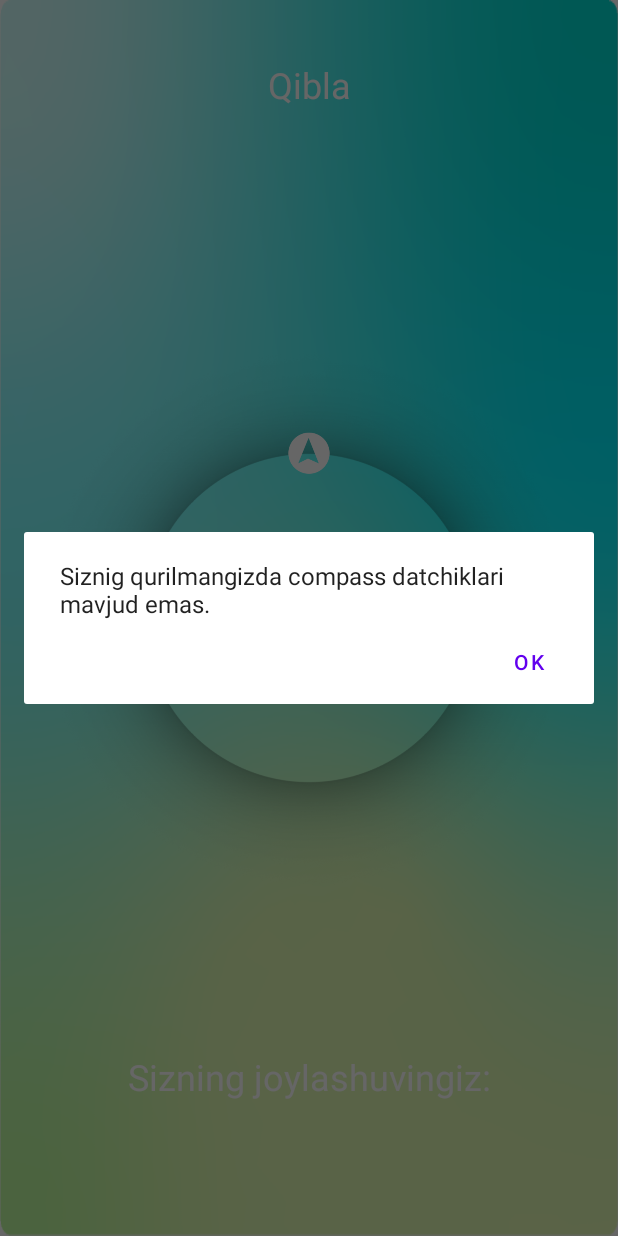
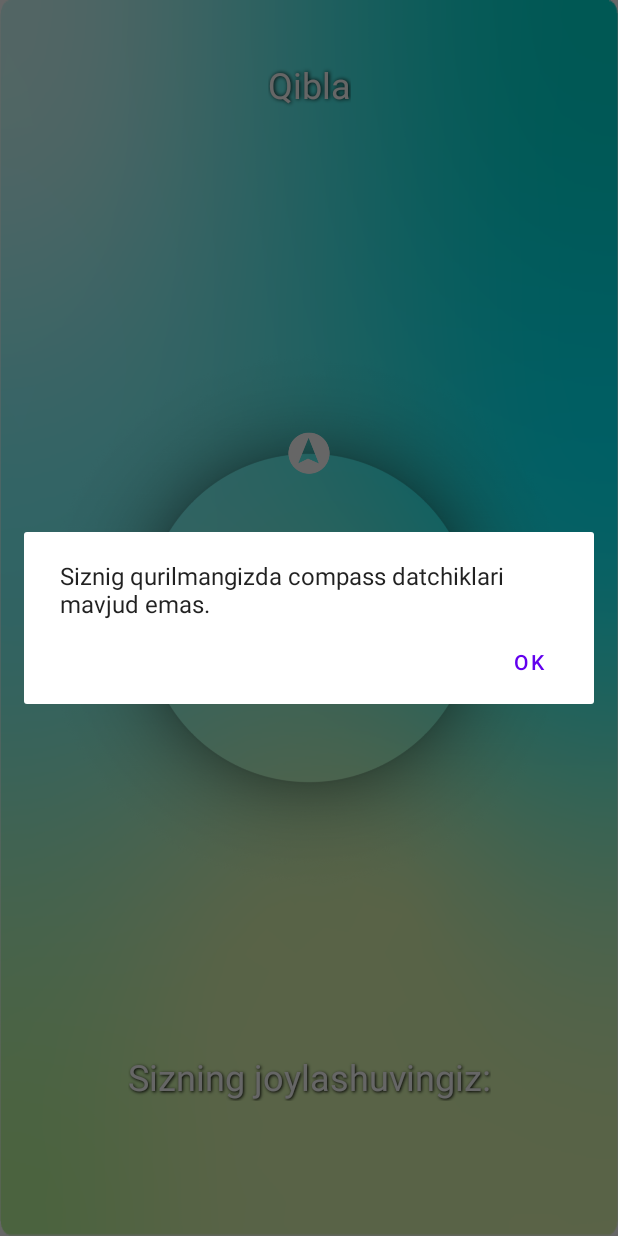
Before and after one commit to KhamdamovaSadoqat/namozvaqtlari, an Android app: the CompassFragment screen opened through its navigation route, on a phone screen of 412 x 824 dp. Run offline under Robolectric (Android 15) with nearby library versions, the phone set to English and light mode, and no system bars; our stand-ins replace data binding; 1 statement that could not run was skipped.

Commit message:
- minor bugs are fixed

```diff
--- a/app/src/main/res/layout/fragment_compass.xml
+++ b/app/src/main/res/layout/fragment_compass.xml
@@ -42,6 +42,9 @@
                android:text="Qibla"
                android:textColor="@color/white"
                android:textSize="24sp"
+               android:shadowColor="@color/black"
+               android:shadowDx="1"
+               android:shadowRadius="3"
                app:layout_constraintEnd_toEndOf="parent"
                app:layout_constraintStart_toStartOf="parent"
                app:layout_constraintTop_toTopOf="parent"
@@ -55,6 +58,10 @@
                android:hint="111gr"
                android:textColor="@color/white"
                android:textSize="36sp"
+               android:shadowColor="@color/black"
+               android:shadowDx="1"
+               android:shadowDy="1"
+               android:shadowRadius="3"
                android:gravity="center"
                app:layout_constraintEnd_toEndOf="parent"
                app:layout_constraintStart_toStartOf="parent"
@@ -70,6 +77,10 @@
                android:text="Sizning joylashuvingiz:"
                android:textColor="@color/white"
                android:textSize="24sp"
+               android:shadowColor="@color/black"
+               android:shadowDx="1"
+               android:shadowDy="1"
+               android:shadowRadius="2"
                android:gravity="center"
                app:layout_constraintEnd_toEndOf="parent"
                app:layout_constraintStart_toStartOf="parent"
```
Also changed, not shown: app/src/main/res/layout/fragment_about_us.xml (+4 -4 lines), app/src/main/res/layout/fragment_help.xml (+17 -10 lines).
